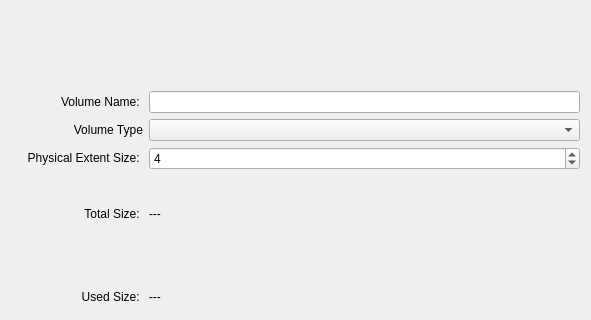
Qt form src/gui/volumewidgetbase.ui (KDE/partitionmanager) before a commit; both pictures show x 240 to 831 and y 0 to 320 of the 831 by 512 pixel window.
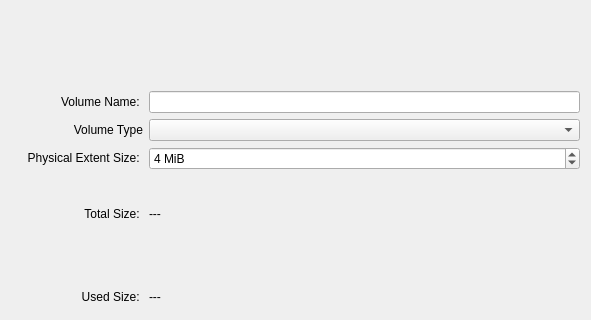
The same form after that commit. Custom widgets are drawn as their Qt base class.

Commit message: Add MiB suffix to PE size spinBox.

```diff
--- a/src/gui/volumewidgetbase.ui
+++ b/src/gui/volumewidgetbase.ui
@@ -24,6 +24,9 @@
     <layout class="QVBoxLayout" name="verticalLayout">
      <item>
       <widget class="QSpinBox" name="m_SpinPESize">
+       <property name="suffix">
+        <string> MiB</string>
+       </property>
        <property name="value">
         <number>4</number>
        </property>
```
